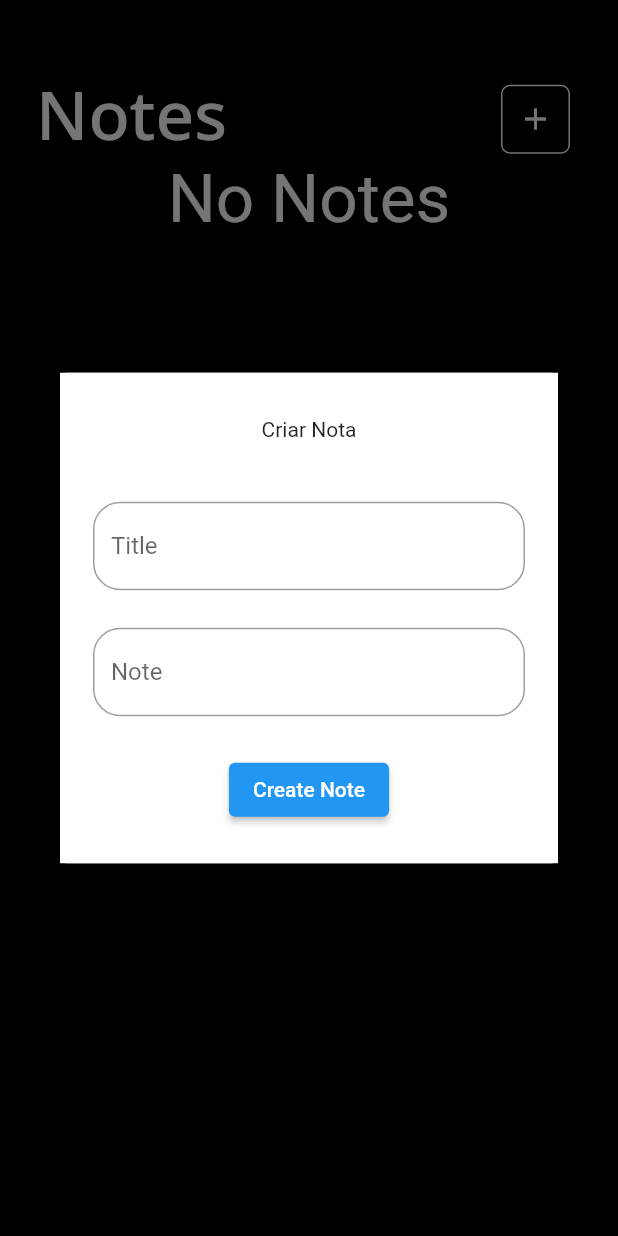
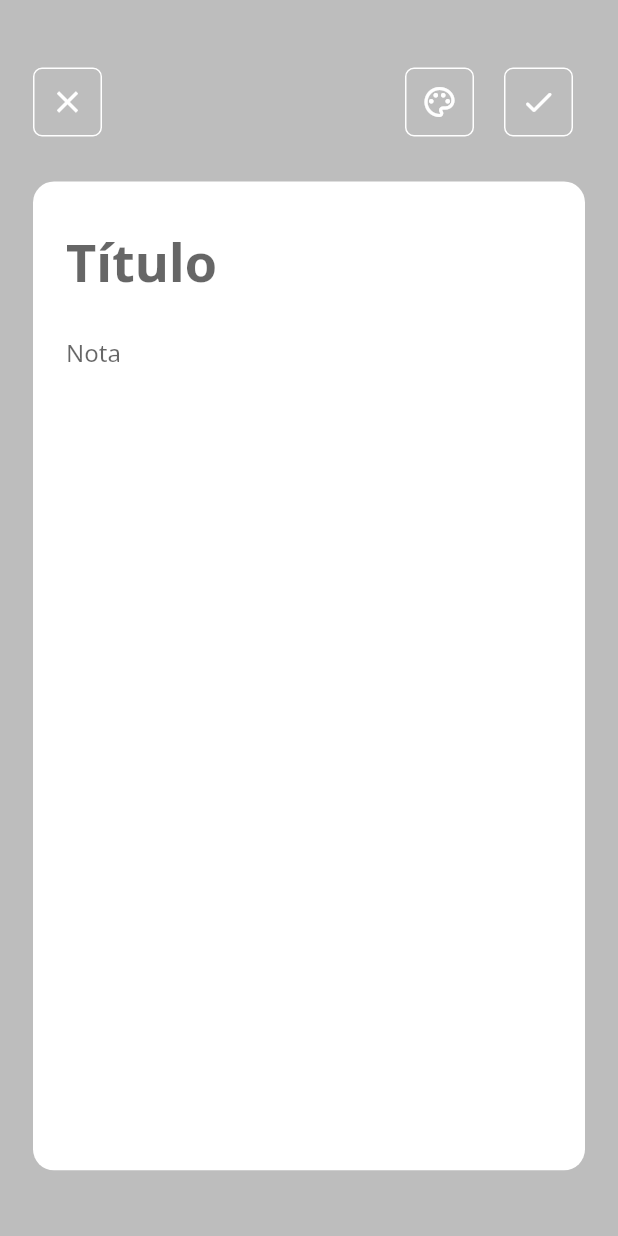
Before and after one commit to Franciscof11/Simple_Notes, a Flutter app: the screen it shows after launch, after a tap on the "add" icon, on a phone screen of 412 x 824 dp. Run offline on Flutter 3.47's test engine with Material 2 defaults, Android fonts, the phone set to English and light mode, and no system bars; our stand-ins replace another_flushbar, cloud_firestore, device_preview, firebase_core, google_fonts, page_transition; accounts and stored records are empty; generated files the repository leaves out were written again.

Commit message:
feat: select card note color

```diff
--- a/lib/utils/routes.dart
+++ b/lib/utils/routes.dart
@@ -1,10 +1,12 @@
 import 'package:simple_notes/view/pages/home_page/home_page.dart';
 import 'package:simple_notes/view/pages/note_page/note_page.dart';
 
+import '../view/pages/create_note_page/create_note_page.dart';
 import '../view/pages/edit_note_page/edit_note_page.dart';
 
 final routes = {
   '/HomePage': (context) => HomePage(),
   '/NotePage': (context) => const NotePage(),
   '/EditNotePage': (context) => const EditNotePage(),
+  '/CreateNotePage': (context) => const CreateNotePage(),
 };
--- /dev/null
+++ b/lib/view/pages/create_note_page/create_note_page.dart
@@ -0,0 +1,320 @@
+import 'package:flutter/material.dart';
+import 'package:google_fonts/google_fonts.dart';
+import 'package:simple_notes/view/pages/home_page/widgets/note_card.dart';
+
+import '../../../controller/notes_firestore_service.dart';
+import '../../../model/note.dart';
+import 'create_text_form_field.dart';
+
+class CreateNotePage extends StatefulWidget {
+  final Note? note;
+  const CreateNotePage({super.key, this.note});
+
+  @override
+  State<CreateNotePage> createState() => _CreateNotePageState();
+}
+
+class _CreateNotePageState extends State<CreateNotePage> {
+  final notesFirestoreService = NotesFirestoreService();
+  final titleController = TextEditingController();
+  final noteController = TextEditingController();
+  final formKey = GlobalKey<FormState>();
+  String bgColor = 'grey';
+  @override
+  Widget build(BuildContext context) {
+    return Scaffold(
+      backgroundColor: selectColor(bgColor),
+      body: SingleChildScrollView(
+        physics: const BouncingScrollPhysics(),
+        child: Column(
+          crossAxisAlignment: CrossAxisAlignment.start,
+          children: [
+            Padding(
+              padding: const EdgeInsets.only(right: 8, top: 45, left: 22),
+              child: Row(
+                mainAxisAlignment: MainAxisAlignment.spaceBetween,
+                children: [
+                  GestureDetector(
+                    onTap: () => Navigator.pop(context),
+                    child: Container(
+                      padding: const EdgeInsets.all(10),
+                      decoration: BoxDecoration(
+                          borderRadius: BorderRadius.circular(6),
+                          border: Border.all(
+                            color: Colors.white,
+                          )),
+                      child: const Icon(
+                        Icons.close,
+                        color: Colors.white,
+                      ),
+                    ),
+                  ),
+                  Padding(
+                    padding: const EdgeInsets.only(right: 22),
+                    child: Row(
+                      children: [
+                        const SizedBox(width: 20),
+                        GestureDetector(
+                          onTap: () => showModalBottomSheet(
+                            context: context,
+                            shape: const ContinuousRectangleBorder(
+                              borderRadius: BorderRadius.only(
+                                topLeft: Radius.circular(25),
+                                topRight: Radius.circular(25),
+                              ),
+                            ),
+                            builder: (context) => SizedBox(
+                              height: MediaQuery.of(context).size.height * 0.12,
+                              width: MediaQuery.of(context).size.width,
+                              child: ListView(
+                                shrinkWrap: true,
+                                scrollDirection: Axis.horizontal,
+                                physics: const BouncingScrollPhysics(),
+                                itemExtent: null,
+                                children: [
+                                  Padding(
+                                    padding: const EdgeInsets.only(
+                                      right: 15,
+                                      left: 20,
+                                    ),
+                                    child: GestureDetector(
+                                      onTap: () {
+                                        setState(() {
+                                          bgColor = 'grey';
+                                        });
+                                        Navigator.pop(context);
+                                      },
+                                      child: Container(
+                                        width: 60,
+                                        height: 60,
+                                        decoration: BoxDecoration(
+                                          shape: BoxShape.circle,
+                                          color: Colors.grey[400],
+                                          border: Border.all(
+                                            width: 1.5,
+                                          ),
+                                        ),
+                                      ),
+                                    ),
+                                  ),
+                                  Padding(
+                                    padding: const EdgeInsets.only(
+                                      right: 15,
+                                    ),
+                                    child: GestureDetector(
+                                      onTap: () {
+                                        setState(() {
+                                          bgColor = 'yellow';
+                                        });
+                                        Navigator.pop(context);
+                                      },
+                                      child: Container(
+                                        width: 60,
+                                        height: 60,
+                                        decoration: BoxDecoration(
+                                          shape: BoxShape.circle,
+                                          color: const Color.fromARGB(
+                                              255, 247, 236, 152),
+                                          border: Border.all(
+                                            width: 1.5,
+                                          ),
+                                        ),
+                                      ),
+                                    ),
+                                  ),
+                                  Padding(
+                                    padding: const EdgeInsets.only(right: 15),
+                                    child: GestureDetector(
+                                      onTap: () {
+                                        setState(() {
+                                          bgColor = 'red';
+                                        });
+                                        Navigator.pop(context);
+                                      },
+                                      child: Container(
+                                        width: 60,
+                                        height: 60,
+                                        decoration: BoxDecoration(
+                                          shape: BoxShape.circle,
+                                          color: const Color.fromARGB(
+                                              255, 231, 99, 99),
+                                          border: Border.all(
+                                            width: 1.5,
+                                          ),
+                                        ),
+                                      ),
+                                    ),
+                                  ),
+                                  Padding(
+                                    padding: const EdgeInsets.only(right: 15),
+                                    child: GestureDetector(
+                                      onTap: () {
+                                        setState(() {
+                                          bgColor = 'green';
+                                        });
+                                        Navigator.pop(context);
+                                      },
+                                      child: Container(
+                                        width: 60,
+                                        height: 60,
+                                        decoration: BoxDecoration(
+                                          shape: BoxShape.circle,
+                                          color: const Color.fromARGB(
+                                              255, 144, 245, 141),
+                                          border: Border.all(
+                                            width: 1.5,
+                                          ),
+                                        ),
+                                      ),
+                                    ),
+                                  ),
+                                  Padding(
+                                    padding: const EdgeInsets.only(right: 15),
+                                    child: GestureDetector(
+                                      onTap: () {
+                                        setState(() {
+                                          bgColor = 'blue';
+                                        });
+                                        Navigator.pop(context);
+                                      },
+                                      child: Container(
+                                        width: 60,
+                                        height: 60,
+                                        decoration: BoxDecoration(
+                                          shape: BoxShape.circle,
+                                          color: const Color.fromARGB(
+                                              255, 132, 225, 231),
+                                          border: Border.all(
+                                            width: 1.5,
+                                          ),
+                                        ),
+                                      ),
+                                    ),
+                                  ),
+                                  Padding(
+                                    padding: const EdgeInsets.only(right: 20),
+                                    child: GestureDetector(
+                                      onTap: () {
+                                        setState(() {
+                                          bgColor = 'purple';
+                                        });
+                                        Navigator.pop(context);
+                                      },
+                                      child: Container(
+                                        width: 60,
+                                        height: 60,
+                                        decoration: BoxDecoration(
+                                          shape: BoxShape.circle,
+                                          color: const Color.fromARGB(
+                                              255, 160, 113, 204),
+                                          border: Border.all(
+                                            width: 1.5,
+                                          ),
+                                        ),
+                                      ),
+                                    ),
+                                  ),
+                                ],
+                              ),
+                            ),
+                          ),
+                          child: Container(
+                            padding: const EdgeInsets.all(10),
+                            decoration: BoxDecoration(
+                                borderRadius: BorderRadius.circular(6),
+                                border: Border.all(
+                                  color: Colors.white,
+                                )),
+                            child: const Icon(
+                              Icons.color_lens_outlined,
+                              color: Colors.white,
+                            ),
+                          ),
+                        ),
+                        const SizedBox(width: 20),
+                        GestureDetector(
+                          onTap: () {
+                            final formValid =
+                                formKey.currentState?.validate() ?? false;
+
+                            if (formValid) {
+                              notesFirestoreService.createNote(
+                                titleController.text,
+                                noteController.text,
+                                bgColor,
+                                context,
+                              );
+                            }
+                            Navigator.pop(context);
+                          },
+                          child: Container(
+                            padding: const EdgeInsets.all(10),
+                            decoration: BoxDecoration(
+                                borderRadius: BorderRadius.circular(6),
+                                border: Border.all(
+                                  color: Colors.white,
+                                )),
+                            child: const Icon(
+                              Icons.done_rounded,
+                              color: Colors.white,
+                            ),
+                          ),
+                        ),
+                      ],
+                    ),
+                  ),
+                ],
+              ),
+            ),
+            Padding(
+              padding: const EdgeInsets.only(
+                  bottom: 30, left: 22, right: 22, top: 30),
+              child: Container(
+                decoration: BoxDecoration(
+                  color: Colors.white,
+                  borderRadius: BorderRadius.circular(14),
+                ),
+                width: MediaQuery.of(context).size.width,
+                height: MediaQuery.of(context).size.height * 0.8,
+                child: Column(
+                  crossAxisAlignment: CrossAxisAlignment.start,
+                  children: [
+                    Padding(
+                      padding: const EdgeInsets.symmetric(horizontal: 22),
+                      child: Form(
+                        key: formKey,
+                        child: Column(
+                          crossAxisAlignment: CrossAxisAlignment.start,
+                          children: [
+                            const SizedBox(height: 18),
+                            CreateFormField(
+                              controller: titleController,
+                              hint: 'Título',
+                              hintStyle: GoogleFonts.notoSans(
+                                fontSize: 35,
+                                fontWeight: FontWeight.bold,
+                              ),
+                            ),
+                            CreateFormField(
+                              controller: noteController,
+                              hint: 'Nota',
+                              hintStyle: GoogleFonts.notoSans(
+                                fontSize: 16,
+                                fontWeight: FontWeight.w400,
+                              ),
+                            ),
+                            const SizedBox(height: 15),
+                          ],
+                        ),
+                      ),
+                    ),
+                  ],
+                ),
+              ),
+            ),
+          ],
+        ),
+      ),
+    );
+  }
+}
--- /dev/null
+++ b/lib/view/pages/create_note_page/create_text_form_field.dart
@@ -0,0 +1,45 @@
+import 'package:flutter/material.dart';
+
+class CreateFormField extends StatefulWidget {
+  final String hint;
+  final TextStyle? hintStyle;
+  final TextEditingController? controller;
+  const CreateFormField({
+    super.key,
+    required this.hint,
+    this.controller,
+    this.hintStyle,
+  });
+
+  @override
+  State<CreateFormField> createState() => _CreateFormFieldState();
+}
+
+class _CreateFormFieldState extends State<CreateFormField> {
+  @override
+  Widget build(BuildContext context) {
+    return TextFormField(
+      validator: (value) {
+        if (value == null || value.isEmpty) {
+          return 'Campo Invalido!';
+        }
+        return null;
+      },
+      onTapOutside: (event) => FocusScope.of(context).unfocus(),
+      maxLines: null,
+      cursorColor: Colors.black,
+      controller: widget.controller,
+      style: widget.hintStyle,
+      decoration: InputDecoration(
+        border: InputBorder.none,
+        hintText: widget.hint,
+        hintStyle: widget.hintStyle,
+        errorBorder: InputBorder.none,
+        enabledBorder: InputBorder.none,
+        focusedBorder: InputBorder.none,
+        focusedErrorBorder: InputBorder.none,
+        disabledBorder: InputBorder.none,
+      ),
+    );
+  }
+}
--- a/lib/view/pages/home_page/home_page.dart
+++ b/lib/view/pages/home_page/home_page.dart
@@ -1,9 +1,10 @@
 import 'package:flutter/material.dart';
 import 'package:google_fonts/google_fonts.dart';
+import 'package:page_transition/page_transition.dart';
 import 'package:simple_notes/controller/notes_firestore_service.dart';
 
 import '../../../model/note.dart';
-import 'widgets/create_note_card.dart';
+import '../create_note_page/create_note_page.dart';
 import 'widgets/note_card.dart';
 
 class HomePage extends StatelessWidget {
@@ -34,13 +35,41 @@ class HomePage extends StatelessWidget {
                       color: Colors.white,
                     ),
                   ),
+                  Row(
+                    children: [
                       Padding(
                         padding: const EdgeInsets.only(right: 8, top: 8),
                         child: GestureDetector(
-                      onTap: () => showDialog(
-                        context: context,
-                        builder: (context) => const Dialog(
-                          child: CreateNoteCard(),
+                          onTap: () => Navigator.push(
+                            context,
+                            PageTransition(
+                              type: PageTransitionType.rightToLeftWithFade,
+                              child: const CreateNotePage(),
+                            ),
+                          ),
+                          child: Container(
+                            padding: const EdgeInsets.all(10),
+                            decoration: BoxDecoration(
+                                borderRadius: BorderRadius.circular(6),
+                                border: Border.all(
+                                  color: Colors.white,
+                                )),
+                            child: const Icon(
+                              Icons.grid_view_rounded,
+                              color: Colors.white,
+                            ),
+                          ),
+                        ),
+                      ),
+                      const SizedBox(width: 5),
+                      Padding(
+                        padding: const EdgeInsets.only(right: 8, top: 8),
+                        child: GestureDetector(
+                          onTap: () => Navigator.push(
+                            context,
+                            PageTransition(
+                              type: PageTransitionType.rightToLeftWithFade,
+                              child: const CreateNotePage(),
                             ),
                           ),
                           child: Container(
@@ -56,7 +85,9 @@ class HomePage extends StatelessWidget {
                             ),
                           ),
                         ),
-                  )
+                      ),
+                    ],
+                  ),
                 ],
               ),
 
--- a/lib/view/pages/home_page/widgets/create_note_card.dart
+++ /dev/null
@@ -1,63 +0,0 @@
-import 'package:flutter/material.dart';
-
-import '../../../../controller/notes_firestore_service.dart';
-import '../../../widgets/toast.dart';
-import 'note_form_field.dart';
-
-class CreateNoteCard extends StatelessWidget {
-  const CreateNoteCard({super.key});
-
-  @override
-  Widget build(BuildContext context) {
-    final formKey = GlobalKey<FormState>();
-    final titleNoteController = TextEditingController();
-    final noteTextController = TextEditingController();
-    final notesFirestoreService = NotesFirestoreService();
-    return Padding(
-      padding: MediaQuery.of(context).viewInsets,
-      child: Container(
-        color: Colors.white,
-        child: Padding(
-          padding: const EdgeInsets.symmetric(horizontal: 22),
-          child: SingleChildScrollView(
-            child: Form(
-              key: formKey,
-              child: Column(
-                children: [
-                  const SizedBox(height: 30),
-                  const Text('Criar Nota'),
-                  const SizedBox(height: 40),
-                  NoteFormField(
-                      label: 'Title', controller: titleNoteController),
-                  const SizedBox(height: 25),
-                  NoteFormField(label: 'Note', controller: noteTextController),
-                  const SizedBox(height: 25),
-                  ElevatedButton(
-                    onPressed: () {
-                      final formValid =
-                          formKey.currentState?.validate() ?? false;
-
-                      if (formValid) {
-                        notesFirestoreService.createNote(
-                          titleNoteController.text,
-                          noteTextController.text,
-                          'white',
-                          context,
-                        );
-                      }
-                      Navigator.pop(context);
-
-                      showToast(context, message: 'Note Created!');
-                    },
-                    child: const Text('Create Note'),
-                  ),
-                  const SizedBox(height: 25),
-                ],
-              ),
-            ),
-          ),
-        ),
-      ),
-    );
-  }
-}
```
Also changed, not shown: lib/view/pages/home_page/widgets/note_card.dart (+33 -3 lines). Lines whose indentation alone changed are shown as unchanged.
